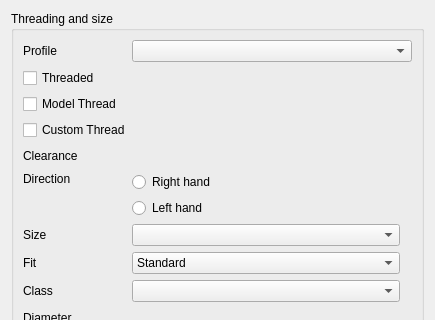
realthunder/FreeCAD, file src/Mod/PartDesign/Gui/TaskHoleParameters.ui: the form before one commit; both pictures show x 0 to 435 and y 0 to 320 of the 435 by 901 pixel window.
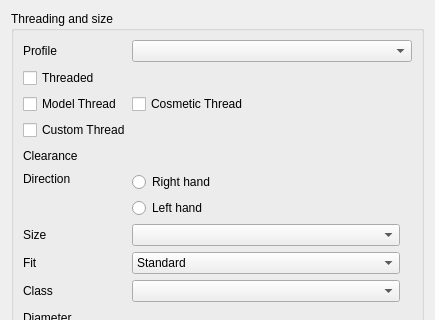
The form after the commit. Custom widgets are drawn as their Qt base class.

Commit message: PD: cosmetic thread (upstream 180c39709a, adapted)

```diff
--- a/src/Mod/PartDesign/Gui/TaskHoleParameters.ui
+++ b/src/Mod/PartDesign/Gui/TaskHoleParameters.ui
@@ -396,13 +396,24 @@
         </property>
        </widget>
       </item>
-      <item row="3" column="0" colspan="2">
+      <item row="3" column="0">
        <widget class="QCheckBox" name="ModelThread">
         <property name="text">
          <string>Model Thread</string>
         </property>
        </widget>
       </item>
+      <item row="3" column="1">
+       <widget class="QCheckBox" name="CosmeticThread">
+        <property name="toolTip">
+         <string>Draw the thread on the bore without modelling it.
+Shown by the render engine; the geometry stays a plain bore</string>
+        </property>
+        <property name="text">
+         <string>Cosmetic Thread</string>
+        </property>
+       </widget>
+      </item>
       <item row="15" column="1">
        <widget class="Gui::PrefQuantitySpinBox" name="ThreadDepth" native="true">
         <property name="sizePolicy">
```
Left out of the diff: 5 changed lines with no effect on the pictures. The commit also changes 10 other files.
